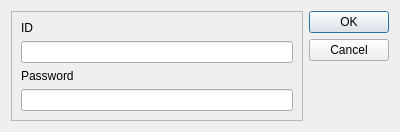
Old version of the form FWS_client/loginwindow.ui in the repository bugraonal/nEMESysLab-FWS.
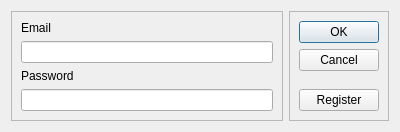
New version of the form.

Diff of the .ui file:
```diff
--- a/FWS_client/loginwindow.ui
+++ b/FWS_client/loginwindow.ui
@@ -29,7 +29,7 @@
       <item row="0" column="0">
        <widget class="QLabel" name="label">
         <property name="text">
-         <string>ID</string>
+         <string>Email</string>
         </property>
        </widget>
       </item>
@@ -47,6 +47,15 @@
     </widget>
    </item>
    <item row="0" column="1">
+    <widget class="QFrame" name="frame_2">
+     <property name="frameShape">
+      <enum>QFrame::StyledPanel</enum>
+     </property>
+     <property name="frameShadow">
+      <enum>QFrame::Raised</enum>
+     </property>
+     <layout class="QVBoxLayout" name="verticalLayout">
+      <item>
     <widget class="QDialogButtonBox" name="buttonBox">
      <property name="orientation">
       <enum>Qt::Vertical</enum>
@@ -54,6 +63,16 @@
      <property name="standardButtons">
       <set>QDialogButtonBox::Cancel|QDialogButtonBox::Ok</set>
      </property>
+       </widget>
+      </item>
+      <item>
+       <widget class="QPushButton" name="registerButton">
+        <property name="text">
+         <string>Register</string>
+        </property>
+       </widget>
+      </item>
+     </layout>
     </widget>
    </item>
   </layout>
```
Left out of the diff: 4 changed lines with no effect on the pictures. Lines whose indentation alone changed are shown as unchanged.
